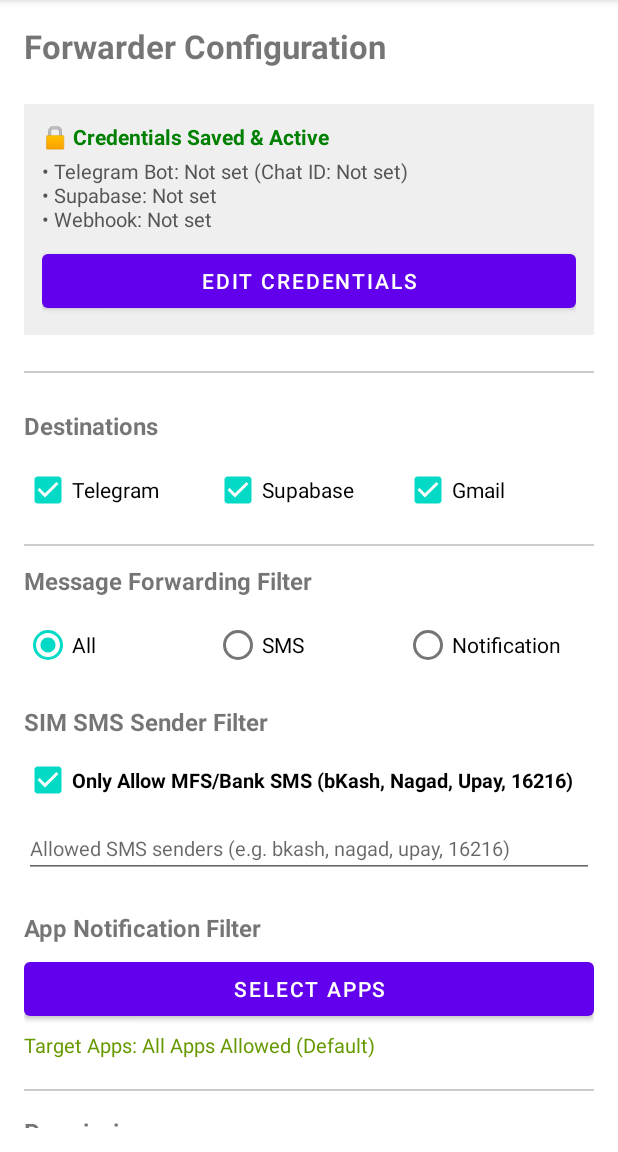
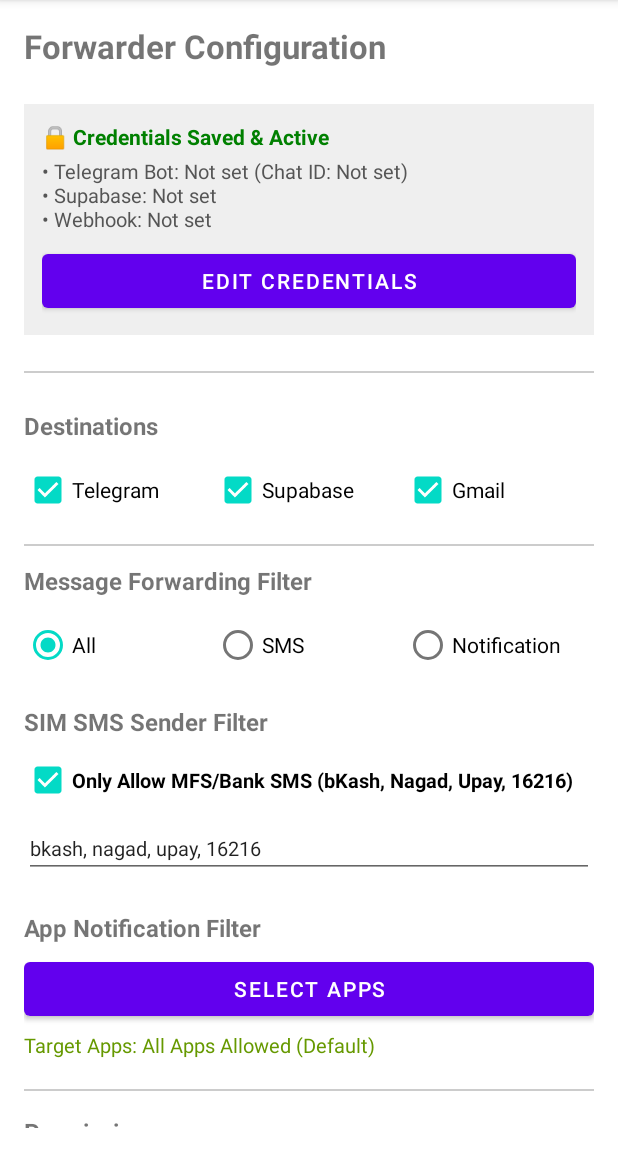
Before and after one commit to no-coder-pro/sms-note, an Android app: the screen it shows after launch (MainActivity), after a tap on "SAVE", on a phone screen of 412 x 824 dp, the part 84-1236 px from its top. Run offline under Robolectric (Android 15) with nearby library versions, the light colour scheme and no system bars; 1 statement that could not run was skipped.

Commit message:
Update MainActivity.kt

```diff
--- a/app/src/main/java/com/example/forwarder/MainActivity.kt
+++ b/app/src/main/java/com/example/forwarder/MainActivity.kt
@@ -47,6 +47,8 @@ class MainActivity : AppCompatActivity() {
     private lateinit var cbEnableTelegram: CheckBox
     private lateinit var cbEnableSupabase: CheckBox
     private lateinit var cbEnableWebhook: CheckBox
+    private lateinit var cbEnableSmsFilter: CheckBox
+    private lateinit var etSmsSenderFilter: EditText
     private lateinit var btnSelectApps: Button
     private lateinit var tvSelectedAppsSummary: TextView
 
@@ -72,6 +74,7 @@ class MainActivity : AppCompatActivity() {
 
     override fun onResume() {
         super.onResume()
+        SmsSyncHelper.syncMissedSms(this)
         ForwarderEngine.flushPendingMessages(this)
         updatePendingCount()
     }
@@ -93,6 +96,9 @@ class MainActivity : AppCompatActivity() {
         cbEnableTelegram = findViewById(R.id.cbEnableTelegram)
         cbEnableSupabase = findViewById(R.id.cbEnableSupabase)
         cbEnableWebhook = findViewById(R.id.cbEnableWebhook)
+
+        cbEnableSmsFilter = findViewById(R.id.cbEnableSmsFilter)
+        etSmsSenderFilter = findViewById(R.id.etSmsSenderFilter)
 
         rgFilterMode = findViewById(R.id.rgFilterMode)
         rbFilterAll = findViewById(R.id.rbFilterAll)
@@ -126,6 +132,9 @@ class MainActivity : AppCompatActivity() {
         cbEnableTelegram.isChecked = prefs.getBoolean("enable_telegram", true)
         cbEnableSupabase.isChecked = prefs.getBoolean("enable_supabase", true)
         cbEnableWebhook.isChecked = prefs.getBoolean("enable_webhook", true)
+
+        cbEnableSmsFilter.isChecked = prefs.getBoolean("enable_sms_filter", true)
+        etSmsSenderFilter.setText(prefs.getString("sms_sender_filter", "bkash, nagad, upay, 16216"))
 
         updateSelectedAppsSummary()
 
@@ -261,6 +270,7 @@ class MainActivity : AppCompatActivity() {
             val sbUrl = etSupabaseUrl.text.toString().trim()
             val sbKey = etSupabaseKey.text.toString().trim()
             val webhook = etEmailWebhook.text.toString().trim()
+            val smsFilter = etSmsSenderFilter.text.toString().trim()
 
             val prefs = ForwarderEngine.getPrefs(this).edit()
             prefs.putString("tg_bot_token", token)
@@ -272,6 +282,9 @@ class MainActivity : AppCompatActivity() {
             prefs.putBoolean("enable_telegram", cbEnableTelegram.isChecked)
             prefs.putBoolean("enable_supabase", cbEnableSupabase.isChecked)
             prefs.putBoolean("enable_webhook", cbEnableWebhook.isChecked)
+
+            prefs.putBoolean("enable_sms_filter", cbEnableSmsFilter.isChecked)
+            prefs.putString("sms_sender_filter", smsFilter)
             prefs.apply()
 
             updateCompactSummary(token, chatId, sbUrl, webhook)
```
